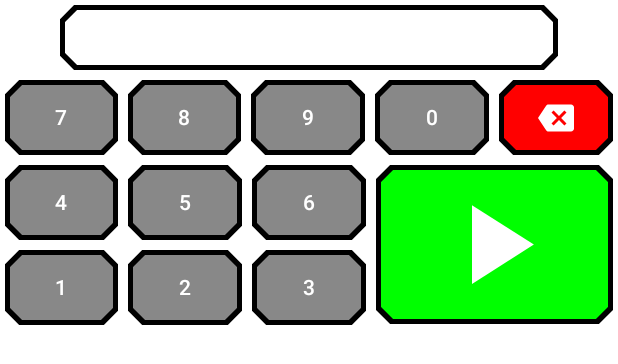
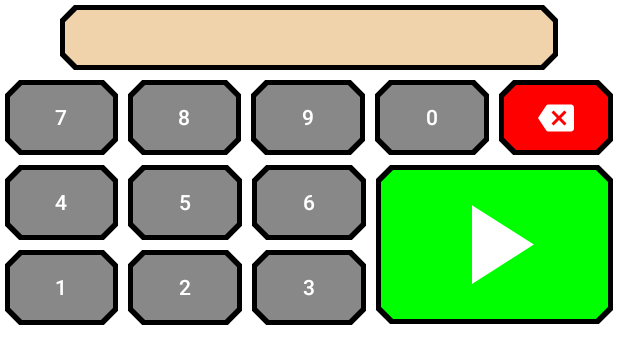
Before and after one commit to AdamPongor/HonfoglaloAndroid, an Android app built with Jetpack Compose: the @Preview function NumpadPreview, on a phone screen of 412 x 824 dp. Shown: the top 364 px of the screen. Run offline under Robolectric (Android 15) with nearby library versions, the phone set to English and light mode, and no system bars.

Commit message:
Guessing question Popup

```diff
--- a/app/src/main/java/bme/aut/sza/honfoglalo/ui/guessing/Numpad.kt
+++ b/app/src/main/java/bme/aut/sza/honfoglalo/ui/guessing/Numpad.kt
@@ -1,5 +1,6 @@
 package bme.aut.sza.honfoglalo.ui.guessing
 
+import androidx.compose.foundation.background
 import androidx.compose.foundation.border
 import androidx.compose.foundation.layout.Arrangement
 import androidx.compose.foundation.layout.Box
@@ -18,20 +19,27 @@ import androidx.compose.runtime.mutableStateOf
 import androidx.compose.runtime.remember
 import androidx.compose.ui.Alignment
 import androidx.compose.ui.Modifier
+import androidx.compose.ui.draw.clip
 import androidx.compose.ui.graphics.Color
 import androidx.compose.ui.text.style.TextAlign
 import androidx.compose.ui.tooling.preview.Preview
 import androidx.compose.ui.unit.dp
 import androidx.compose.ui.unit.sp
 import bme.aut.sza.honfoglalo.ui.common.AcceptButton
+import bme.aut.sza.honfoglalo.ui.common.AutoResizeText
 import bme.aut.sza.honfoglalo.ui.common.BackSpaceButton
+import bme.aut.sza.honfoglalo.ui.common.FontSizeRange
 import bme.aut.sza.honfoglalo.ui.common.NumButton
+import bme.aut.sza.honfoglalo.ui.theme.Tan
 
 @Composable
-fun Numpad(mutableState: MutableState<String>, onAccept: () -> Unit) {
+fun Numpad(
+    modifier: Modifier = Modifier,
+    mutableState: MutableState<String>,
+    onAccept: () -> Unit = {}) {
 
     Column(
-        Modifier.fillMaxWidth(1f),
+        modifier = modifier,
         verticalArrangement = Arrangement.Top
     )
     {
@@ -40,17 +48,19 @@ fun Numpad(mutableState: MutableState<String>, onAccept: () -> Unit) {
                 .fillMaxWidth()
                 .height(50.dp)
                 .padding(horizontal = 40.dp, vertical = 3.dp)
-                .border(width = 3.dp, color = Color.Black, shape = CutCornerShape(10.dp),),
+                .border(width = 3.dp, color = Color.Black, shape = CutCornerShape(10.dp))
+                .clip(CutCornerShape(10.dp))
+                .background(color = Tan),
             contentAlignment = Alignment.Center
 
         ){
-            Text(
+            AutoResizeText(
                 text = mutableState.value,
                 modifier = Modifier
                     .fillMaxSize()
                     .wrapContentHeight(align = Alignment.CenterVertically),
                 textAlign = TextAlign.Center,
-                fontSize = 20.sp
+                fontSizeRange = FontSizeRange(15.sp, 30.sp)
 
 
             )
@@ -166,5 +176,7 @@ fun NumpadPreview() {
 
     var guess = remember { mutableStateOf("") }
 
-    Numpad(guess, {})
+    Numpad(
+        mutableState = guess
+    )
 }
--- a/app/src/main/java/bme/aut/sza/honfoglalo/ui/map/HungaryMap.kt
+++ b/app/src/main/java/bme/aut/sza/honfoglalo/ui/map/HungaryMap.kt
@@ -25,6 +25,7 @@ import androidx.compose.ui.tooling.preview.Preview
 import androidx.compose.ui.unit.dp
 import androidx.compose.ui.unit.sp
 import bme.aut.sza.honfoglalo.data.Region
+import bme.aut.sza.honfoglalo.ui.theme.Shade
 import kotlin.random.Random
 
 @Composable
@@ -100,7 +101,7 @@ fun RegionButton(x: Float, y: Float, offset: Array<Float>, name: String){
         onClick = { Log.d("xdd", name)},
         shape = ShapeDefaults.Small,
         contentPadding = PaddingValues(0.dp),
-        colors = ButtonDefaults.buttonColors(containerColor = Color(100,100,100,100)),
+        colors = ButtonDefaults.buttonColors(containerColor = Shade),
 
     ){
         Text(text = name, fontSize = 12.sp, textAlign = TextAlign.Center)
--- a/app/src/main/java/bme/aut/sza/honfoglalo/ui/theme/Color.kt
+++ b/app/src/main/java/bme/aut/sza/honfoglalo/ui/theme/Color.kt
@@ -9,4 +9,6 @@ val Pink80 = Color(0xFFEFB8C8)
 val Purple40 = Color(0xFF6650a4)
 val PurpleGrey40 = Color(0xFF625b71)
 val Pink40 = Color(0xFF7D5260)
+
 val Tan = Color(0xFFF1D3AB)
+val Shade = Color(100, 100, 100, 100)
```
Also changed, not shown: app/src/main/java/bme/aut/sza/honfoglalo/ui/guessing/GuessingQuestion.kt (added, +74 -0 lines).
